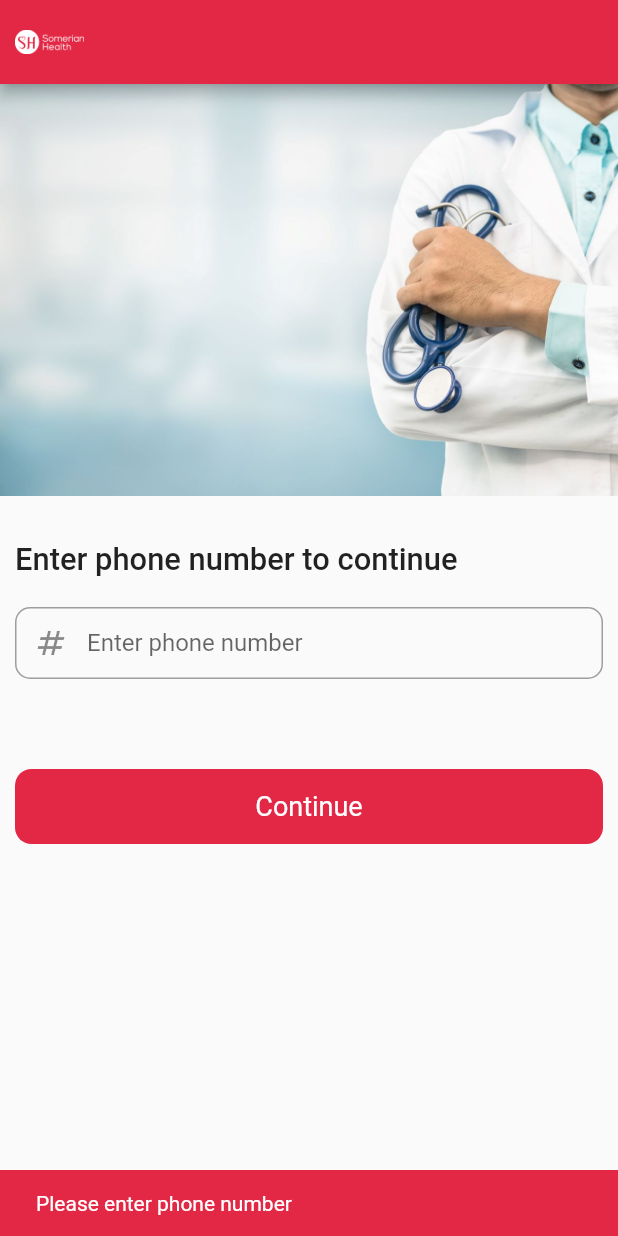
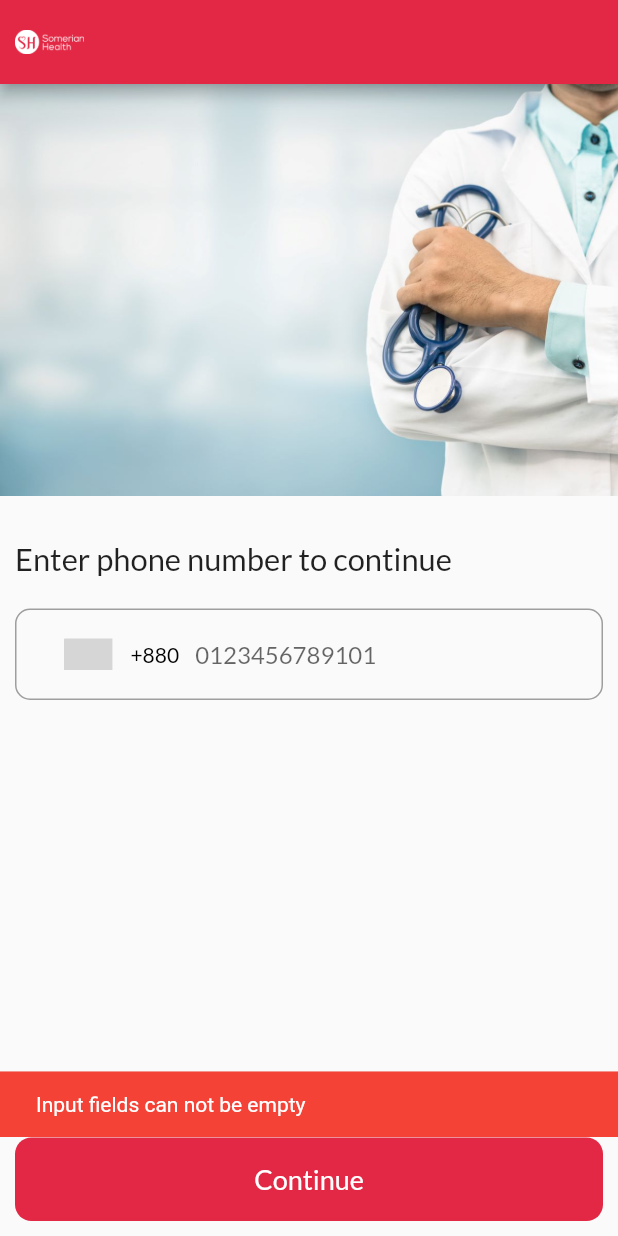
Before and after one commit to Shawon-mas/someriean_health, a Flutter app: the screen it shows after launch, after a tap on "Continue", on a phone screen of 412 x 824 dp. Run offline on Flutter 3.47's test engine with Material 2 defaults, Android fonts, the phone set to English and light mode, and no system bars; drawn by our look-alikes of intl_phone_number_input; our stand-ins replace cloud_firestore, firebase_auth, firebase_core, flutter_screenutil, get, google_fonts and 3 more; accounts and stored records are empty; grey boxes are pictures that could not be loaded.

```diff
--- /dev/null
+++ b/lib/controller/global_controller.dart
@@ -0,0 +1,47 @@
+import 'package:firebase_auth/firebase_auth.dart';
+import 'package:get/get.dart';
+import 'package:hive_flutter/hive_flutter.dart';
+import 'package:somerian_health/global/global_constants.dart';
+
+import '../routes/routes.dart';
+
+class GlobalController extends GetxController {
+  final box = Hive.box(hiveBox);
+  final backendAsFirebase = true;
+
+  getCurrentUser() {
+    if (backendAsFirebase) {
+      _getCurrentUserFromFirebase();
+      _redirect(box.get(userExists) ?? false);
+    } else {}
+  }
+
+  _getCurrentUserFromFirebase() {
+    var currentUser = FirebaseAuth.instance.currentUser;
+    if (currentUser != null) {
+      box.put(userExists, true);
+    } else {
+      box.put(userExists, false);
+    }
+  }
+
+  _getCurrentUserFromServer() {
+    //do server response here
+  }
+
+  _redirect(bool userExists) {
+    Future.delayed(const Duration(milliseconds: 2500), () {
+      if (userExists) {
+        Get.offAllNamed(home);
+      } else {
+        Get.offAllNamed(login);
+      }
+    });
+  }
+
+  @override
+  void onInit() {
+    getCurrentUser();
+    super.onInit();
+  }
+}
--- a/lib/controller/login_controller.dart
+++ b/lib/controller/login_controller.dart
@@ -1,5 +1,99 @@
+import 'package:cloud_firestore/cloud_firestore.dart';
+import 'package:firebase_auth/firebase_auth.dart';
+import 'package:flutter/material.dart';
 import 'package:get/get.dart';
+import 'package:somerian_health/global/db_paths.dart';
+import 'package:somerian_health/view/screens/otp_screen.dart';
 
-class LoginController extends GetxController{
+import '../global/global_constants.dart';
+import '../routes/routes.dart';
+
+class LoginController extends GetxController {
   var isPasswordVisible = false.obs;
+  final phoneController = TextEditingController();
+  final otpController = TextEditingController();
+  var isValidNumber = false;
+  var phoneNumber = "";
+  var isSendingOtp = false.obs;
+  var isVerifyingOtp = false.obs;
+  final auth = FirebaseAuth.instance;
+  String verificationId = "";
+
+  sendOtp(BuildContext context, LoginController _controller) async {
+    isSendingOtp.value = true;
+    await FirebaseAuth.instance.verifyPhoneNumber(
+      phoneNumber: phoneNumber,
+      verificationCompleted: (PhoneAuthCredential credential) async {
+        verificationId = credential.verificationId!;
+      },
+      verificationFailed: (FirebaseAuthException e) {
+        if (e.code == 'invalid-phone-number') {
+          logger.d('The provided phone number is not valid.');
+          errorSnackBar(context, 'The provided phone number is not valid.');
+        } else if (e.code == 'invalid-verification-code') {
+          logger.d('The provided otp is not valid.');
+          errorSnackBar(context, 'The provided otp is not valid.');
+        }
+      },
+      codeSent: (String verificationId, int? resendToken) async {
+        isSendingOtp.value = false;
+        Get.to(
+          () => OtpScreen(
+            controller: _controller,
+            verificationId: verificationId,
+          ),
+        );
+      },
+      codeAutoRetrievalTimeout: (String verificationId) {},
+    );
+  }
+
+  registerUser(String otp, String verificationId,  BuildContext context) async {
+    isVerifyingOtp.value = true;
+    logger.d(verificationId);
+    PhoneAuthCredential credential = PhoneAuthProvider.credential(verificationId: verificationId, smsCode: otp);
+    var result = await auth.signInWithCredential(credential);
+    isVerifyingOtp.value = false;
+    User? user = result.user;
+    if (user != null) {
+      FirebaseFirestore.instance.collection(DbCollections.collectionPatients).get().then((value) {
+        List<String> numbers = [];
+        for (var patient in value.docs) {
+          numbers.add(patient.id);
+        }
+        if (numbers.contains(phoneNumber)) {
+          successSnackBar(context, "Logged in successfully");
+          Get.offAllNamed(home);
+        } else {
+          infoSnackBar(context, "Complete your profile to proceed");
+          Get.offAllNamed(completeYourProfile);
+        }
+      });
+    }
+  }
+
+/*final defaultPinTheme = PinTheme(
+    width: 56,
+    height: 56,
+    textStyle: const TextStyle(
+      fontSize: 20,
+      color: Color.fromRGBO(30, 60, 87, 1),
+      fontWeight: FontWeight.w600,
+    ),
+    decoration: BoxDecoration(
+      border: Border.all(color: const Color.fromRGBO(234, 239, 243, 1)),
+      borderRadius: BorderRadius.circular(20),
+    ),
+  );
+
+  final focusedPinTheme = defaultPinTheme.copyDecorationWith(
+    border: Border.all(color: const Color.fromRGBO(114, 178, 238, 1)),
+    borderRadius: BorderRadius.circular(8),
+  );
+
+  final submittedPinTheme = defaultPinTheme.copyWith(
+    decoration: defaultPinTheme.decoration?.copyWith(
+      color: const Color.fromRGBO(234, 239, 243, 1),
+    ),
+  );*/
 }
--- /dev/null
+++ b/lib/global/db_paths.dart
@@ -0,0 +1,10 @@
+class DbDocs {
+  static const fieldName = "name";
+  static const fieldNumber = "number";
+  static const fieldUID = "uid";
+  static const fieldToken = "token";
+}
+
+class DbCollections {
+  static const collectionPatients = "patients";
+}
--- /dev/null
+++ b/lib/global/global_constants.dart
@@ -0,0 +1,43 @@
+import 'package:flutter/material.dart';
+import 'package:logger/logger.dart';
+import 'package:somerian_health/global/properties.dart';
+
+const hiveBox = "hiveBox";
+const userExists = "userExists";
+final logger = Logger();
+
+successSnackBar(BuildContext context, String text) {
+  var snackBar = SnackBar(
+    backgroundColor: Colors.green,
+    content: Text(
+      text,
+      style: const TextStyle(color: Colors.white),
+    ),
+    duration: const Duration(seconds: 2),
+  );
+  ScaffoldMessenger.of(context).showSnackBar(snackBar);
+}
+
+errorSnackBar(BuildContext context, String text) {
+  var snackBar = SnackBar(
+    backgroundColor: Colors.red,
+    content: Text(
+      text,
+      style: const TextStyle(color: Colors.white),
+    ),
+    duration: const Duration(seconds: 2),
+  );
+  ScaffoldMessenger.of(context).showSnackBar(snackBar);
+}
+
+infoSnackBar(BuildContext context, String text) {
+  var snackBar = SnackBar(
+    backgroundColor: Colors.indigo,
+    content: Text(
+      text,
+      style: const TextStyle(color: Colors.white),
+    ),
+    duration: const Duration(seconds: 2),
+  );
+  ScaffoldMessenger.of(context).showSnackBar(snackBar);
+}
--- a/lib/main.dart
+++ b/lib/main.dart
@@ -1,11 +1,22 @@
+import 'package:firebase_core/firebase_core.dart';
 import 'package:flutter/material.dart';
 import 'package:get/get.dart';
+import 'package:google_fonts/google_fonts.dart';
+import 'package:somerian_health/global/global_constants.dart';
 import 'package:somerian_health/routes/routes.dart';
 
+import 'firebase_options.dart';
 import 'view/screens/splash_screen.dart';
 import 'package:flutter_screenutil/flutter_screenutil.dart';
+import 'package:hive_flutter/hive_flutter.dart';
 
-void main() {
+void main() async {
+  WidgetsFlutterBinding.ensureInitialized();
+  await Firebase.initializeApp(
+    options: DefaultFirebaseOptions.currentPlatform,
+  );
+  await Hive.initFlutter();
+  await Hive.openBox(hiveBox);
   runApp(const MyApp());
 }
 
@@ -24,12 +35,13 @@ class MyApp extends StatelessWidget {
           debugShowCheckedModeBanner: false,
           initialRoute: splash,
           getPages: pages,
+          theme: ThemeData(
+            textTheme: GoogleFonts.latoTextTheme(
+              Theme.of(context).textTheme,
+            ),
+          ),
         );
       },
-
-      );
-
-
-
+    );
   }
 }
--- a/lib/routes/routes.dart
+++ b/lib/routes/routes.dart
@@ -1,24 +1,31 @@
 import 'package:flutter/material.dart';
 import 'package:get/get.dart';
 import 'package:somerian_health/view/screens/auth_screen.dart';
+import 'package:somerian_health/view/screens/complete_profile_screen.dart';
+import 'package:somerian_health/view/screens/home_screen.dart';
 import 'package:somerian_health/view/screens/login_screen.dart';
 import 'package:somerian_health/view/screens/splash_screen.dart';
 
 import '../view/screens/otp_screen.dart';
 
-
 const splash = "/";
 const home = "/home";
 const login = "/login";
-const otp = "/signup";
+const completeYourProfile = "/completeYourProfile";
+//const otp = "/otp";
 
 final pages = [
-  page(splash, SplashScreen(),),
-  page(home, SplashScreen(),),
-  page(login, LoginScreen(),),
-  page(otp, OtpScreen(),),
+  page(splash, SplashScreen()),
+  page(home, HomeScreen()),
+  page(login, LoginScreen()),
+  page(completeYourProfile, CompleteProfileScreen()),
+  //page(otp, OtpScreen(),),
 ];
 
 GetPage page(String name, Widget page) {
-  return GetPage(name: name, page: () => page);
+  return GetPage(
+    name: name,
+    page: () => page,
+    transition: Transition.cupertino,
+  );
 }
--- a/lib/view/screens/auth_screen.dart
+++ b/lib/view/screens/auth_screen.dart
@@ -32,7 +32,7 @@ class _AuthScreenState extends State<AuthScreen> {
                   CustomButton(
                     value: "Login",
                     buttonColor: Colors.white,onPressed: (){
-                      Navigator.push(context, MaterialPageRoute(builder: (context)=>LoginScreen()));
+                      /*Navigator.push(context, MaterialPageRoute(builder: (context)=>LoginScreen()));*/
 
                   },),
                   SizedBox(height: 10,),
--- a/lib/view/screens/login_screen.dart
+++ b/lib/view/screens/login_screen.dart
@@ -1,27 +1,27 @@
 import 'package:flutter/material.dart';
 import 'package:get/get.dart';
+import 'package:intl_phone_number_input/intl_phone_number_input.dart';
+import 'package:somerian_health/global/global_constants.dart';
 import 'package:somerian_health/routes/routes.dart';
 import 'package:somerian_health/view/widget/custom_button.dart';
 
+import '../../controller/login_controller.dart';
 import '../../global/properties.dart';
 import '../widget/primary_toolbar.dart';
 import '../widget/text_widget.dart';
 import 'package:flutter_screenutil/flutter_screenutil.dart';
 
-class LoginScreen extends StatefulWidget {
-  const LoginScreen({Key? key}) : super(key: key);
+import 'otp_screen.dart';
 
-  @override
-  State<LoginScreen> createState() => _LoginScreenState();
-}
+class LoginScreen extends StatelessWidget {
+  final _controller = Get.put(LoginController());
 
-class _LoginScreenState extends State<LoginScreen> {
-  TextEditingController phone = TextEditingController();
+  LoginScreen({Key? key}) : super(key: key);
 
   @override
   Widget build(BuildContext context) {
     return Scaffold(
-      appBar: PrimaryToolbar(),
+      appBar: const PrimaryToolbar(),
       body: SingleChildScrollView(
         scrollDirection: Axis.vertical,
         child: Column(
@@ -29,7 +29,7 @@ class _LoginScreenState extends State<LoginScreen> {
           children: [
             //assets/images/doctors.jpg
             Image.asset('assets/images/doctors.jpg'),
-            SizedBox(
+            const SizedBox(
               height: 20,
             ),
             TextWidget(
@@ -37,73 +37,102 @@ class _LoginScreenState extends State<LoginScreen> {
               size: 18.sp,
               fontWeight: FontWeight.w500,
             ),
-            SizedBox(
+            const SizedBox(
               height: 10,
             ),
             Padding(
               padding: const EdgeInsets.fromLTRB(10.0, 0, 10.0, 0),
-              child: makeInput(),
+              child: makeInput(_controller),
             ),
-            SizedBox(
+            const SizedBox(
               height: 40,
             ),
-            Padding(
-
-              padding: const EdgeInsets.fromLTRB(10.0, 0, 10.0, 0),
-              child: CustomButton(
+          ],
+        ),
+      ),
+      bottomNavigationBar: SizedBox(
+        height: 55.h,
+        child: Padding(
+          padding: const EdgeInsets.fromLTRB(10.0, 0, 10.0, 10.0),
+          child: Obx(() {
+            return CustomButton(
               textColor: Colors.white,
+              isLoading: _controller.isSendingOtp.value,
               value: "Continue",
               buttonColor: Properties.primaryColor,
               onPressed: () {
-                  if (phone.text.toString().isEmpty) {
-                    final snackBar = SnackBar(
-                      backgroundColor: Properties.primaryColor,
-                      content: Text("Please enter phone number",style: TextStyle(color: Colors.white),),
-                      duration: Duration(seconds: 2),
-                    );
-                    ScaffoldMessenger.of(context).showSnackBar(snackBar);
+                if (_controller.phoneController.text.isEmpty) {
+                  errorSnackBar(context, "Input fields can not be empty");
+                } else if (!_controller.isValidNumber) {
+                  errorSnackBar(context, "Invalid number");
                 }
-                  else{
-                    Get.toNamed(otp);
+                else {
+                  _controller.sendOtp(context, _controller);
+                  //Get.to(()=>OtpScreen(controller: _controller));
                 }
               },
-              ),
-            ),
-            SizedBox(
-              height: 10,
-            ),
-          ],
+            );
+          }),
         ),
       ),
     );
   }
 
-  Widget makeInput() {
+  Widget makeInput(LoginController _controller) {
     return Column(
       children: [
-        TextFormField(
-          keyboardType: TextInputType.number,
-          controller: phone,
-          decoration: InputDecoration(
-              prefixIcon: Icon(Icons.numbers),
-              labelText: "Enter phone number",
-              hintText: "Enter your phone number",
-              /*  errorText: _validate ? 'Number Can\'t Be Empty' : null,*/
-              contentPadding: EdgeInsets.symmetric(vertical: 0, horizontal: 10),
-              focusedBorder: OutlineInputBorder(
+        Container(
+          decoration: BoxDecoration(
+            border: Border.all(
+              color: Colors.grey,
+            ),
             borderRadius: BorderRadius.circular(10),
-                  borderSide: BorderSide(color: Colors.grey)),
-              enabledBorder: OutlineInputBorder(
-                  borderRadius: BorderRadius.circular(10),
-                  borderSide: BorderSide(color: Colors.grey)),
-              border: OutlineInputBorder(
-                  borderRadius: BorderRadius.circular(10),
-                  borderSide: BorderSide(color: Colors.grey))),
           ),
-        SizedBox(
+          padding: EdgeInsets.only(left: 10.h),
+          child: InternationalPhoneNumberInput(
+            isEnabled: true,
+            textFieldController: _controller.phoneController,
+            initialValue: PhoneNumber(isoCode: 'BD'),
+            onInputChanged: (PhoneNumber number) {
+              /* _numberController.isoCode.value = number.isoCode!;
+              print(number.phoneNumber);
+              _logger.d(number.isoCode);
+              _logger.d(number.dialCode);
+              _logger.d(number.phoneNumber);
+              _numberController.mobileNumber.value = number.phoneNumber!;*/
+              _controller.phoneNumber = number.phoneNumber!;
+            },
+            onInputValidated: (bool value) {
+              _controller.isValidNumber = value;
+              logger.d(value);
+              /*_numberController.isNumberValid.value = value;
+              print(value);*/
+            },
+            selectorConfig: const SelectorConfig(
+              selectorType: PhoneInputSelectorType.DIALOG,
+              setSelectorButtonAsPrefixIcon: true,
+            ),
+            ignoreBlank: false,
+            autoValidateMode: AutovalidateMode.disabled,
+            selectorTextStyle: const TextStyle(color: Colors.black),
+            formatInput: false,
+            keyboardType: const TextInputType.numberWithOptions(
+              signed: true,
+              decimal: true,
+            ),
+            hintText: "0123456789101",
+            inputBorder: const OutlineInputBorder(
+              borderSide: BorderSide.none,
+            ),
+            onSaved: (PhoneNumber number) {
+              print('On Saved: $number');
+            },
+          ),
+        ),
+        /*const SizedBox(
           height: 10,
-        ),
-        SizedBox(
+        ),*/
+        const SizedBox(
           height: 10,
         ),
       ],
--- a/lib/view/screens/splash_screen.dart
+++ b/lib/view/screens/splash_screen.dart
@@ -1,29 +1,15 @@
 import 'package:flutter/material.dart';
+import 'package:get/get.dart';
+import 'package:somerian_health/controller/global_controller.dart';
 import 'package:somerian_health/global/properties.dart';
 import 'package:somerian_health/view/screens/login_screen.dart';
 
 import 'auth_screen.dart';
 
-class SplashScreen extends StatefulWidget {
+class SplashScreen extends StatelessWidget {
+  final _controller = Get.put(GlobalController());
 
-  const SplashScreen({Key? key}) : super(key: key);
-
-  @override
-  State<SplashScreen> createState() => _SplashScreenState();
-}
-
-class _SplashScreenState extends State<SplashScreen> {
-  @override
-  void initState(){
-    super.initState();
-    _navigatetoauth();
-  }
-  _navigatetoauth() async{
-    await Future.delayed(Duration(milliseconds: 2500),(){});
-    Navigator.pushReplacement(context, MaterialPageRoute(builder: (context)=>LoginScreen()));
-
-  }
-
+  SplashScreen({Key? key}) : super(key: key);
 
   @override
   Widget build(BuildContext context) {
@@ -31,25 +17,19 @@ class _SplashScreenState extends State<SplashScreen> {
         body: Stack(
       children: [
         Container(
-            decoration: BoxDecoration(
-              color:  Properties.primaryColor,
+          decoration: const BoxDecoration(
+            color: Properties.primaryColor,
           ),
         ),
         Center(
-            child:
-            Container(
-            child:
-            Padding(
+          child: SizedBox(
+            child: Padding(
               padding: const EdgeInsets.all(30.0),
               child: Image.asset('assets/images/splash.png'),
             ),
           ),
         )
       ],
-      )
-    );
+    ));
   }
 }
-/*Center(
-child: Image.asset('assets/images/main_logo.png'),
-),*/
--- a/lib/view/widget/common_toolbar.dart
+++ b/lib/view/widget/common_toolbar.dart
@@ -16,7 +16,7 @@ class CommonToolbar extends StatelessWidget implements PreferredSizeWidget{
       centerTitle: true,
       title: TextWidget(
         textColor: Colors.white,
-        value: "Otp Verification",
+        value: title,
         size: 18.sp,
         fontWeight: FontWeight.w500,
       ),
@@ -24,7 +24,7 @@ class CommonToolbar extends StatelessWidget implements PreferredSizeWidget{
         onPressed: () {
           Navigator.pop(context);
         },
-        icon: Icon(
+        icon: const Icon(
           Icons.arrow_back_ios_rounded,
           color: Colors.white,
         ),
@@ -33,5 +33,5 @@ class CommonToolbar extends StatelessWidget implements PreferredSizeWidget{
     );
   }
   @override
-  Size get preferredSize => Size.fromHeight(kToolbarHeight);
+  Size get preferredSize => const Size.fromHeight(kToolbarHeight);
 }
--- a/lib/view/widget/custom_button.dart
+++ b/lib/view/widget/custom_button.dart
@@ -1,11 +1,19 @@
 import 'package:flutter/material.dart';
+
 class CustomButton extends StatelessWidget {
   final Color buttonColor;
   final Color? textColor;
   final String value;
+  final bool isLoading;
   final VoidCallback? onPressed;
+
   const CustomButton({
-    Key? key, required this.buttonColor, this.onPressed, required this.value,  this.textColor,
+    Key? key,
+    required this.buttonColor,
+    this.onPressed,
+    required this.value,
+    this.textColor,
+    this.isLoading = false,
   }) : super(key: key);
 
   @override
@@ -15,17 +23,22 @@ class CustomButton extends StatelessWidget {
       height: 50,
       color: buttonColor,
       elevation: 0,
-        shape: RoundedRectangleBorder(
-            borderRadius: BorderRadius.circular(11)
+      shape: RoundedRectangleBorder(borderRadius: BorderRadius.circular(11)),
+      child: isLoading
+          ? const Center(
+              child: CircularProgressIndicator(
+                color: Colors.white,
               ),
-        child: Text(value, style: TextStyle(
+            )
+          : Text(
+              value,
+              style: TextStyle(
                 fontWeight: FontWeight.w400,
                 fontSize: 18,
                 color: textColor,
               ),
             ),
-        onPressed: onPressed
-
+      onPressed: onPressed,
     );
   }
 }
--- a/lib/view/widget/text_widget.dart
+++ b/lib/view/widget/text_widget.dart
@@ -3,14 +3,21 @@ import 'package:flutter_screenutil/flutter_screenutil.dart';
 import 'package:google_fonts/google_fonts.dart';
 
 import '../../global/properties.dart';
+
 class TextWidget extends StatelessWidget {
   final String value;
   final Color? textColor;
   final double size;
   final VoidCallback? onPressed;
   final FontWeight fontWeight;
+
   const TextWidget({
-    Key? key, required this.value, this.textColor, this.onPressed, required this.size, required this.fontWeight,
+    Key? key,
+    required this.value,
+    this.textColor,
+    this.onPressed,
+    required this.size,
+    required this.fontWeight,
   }) : super(key: key);
 
   @override
@@ -19,11 +26,13 @@ class TextWidget extends StatelessWidget {
       padding: const EdgeInsets.all(10.0),
       child: GestureDetector(
         onTap: onPressed,
-        child: Text(value, style: GoogleFonts.roboto(
+        child: Text(
+          value,
+          style: GoogleFonts.lato(
             fontWeight: fontWeight,
             fontSize: size,
-           color: textColor
-        ),
+            color: textColor,
+          ),
         ),
       ),
     );
```
Also changed, not shown: lib/view/screens/complete_profile_screen.dart (added, +14 -0 lines), lib/view/screens/home_screen.dart (added, +10 -0 lines), lib/view/screens/otp_screen.dart (+27 -50 lines), pubspec.yaml (+7 -3 lines), lib/firebase_options.dart, pubspec.lock, 3 other files. Lines whose indentation alone changed are shown as unchanged.
